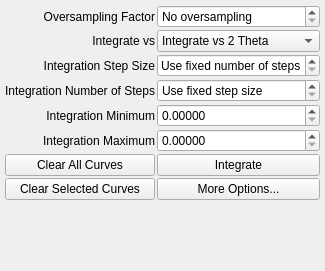
This is source/qxrdintegratordialog.ui in guyjennings/qxrd as Qt 5 draws it before an edit. The edited form follows.
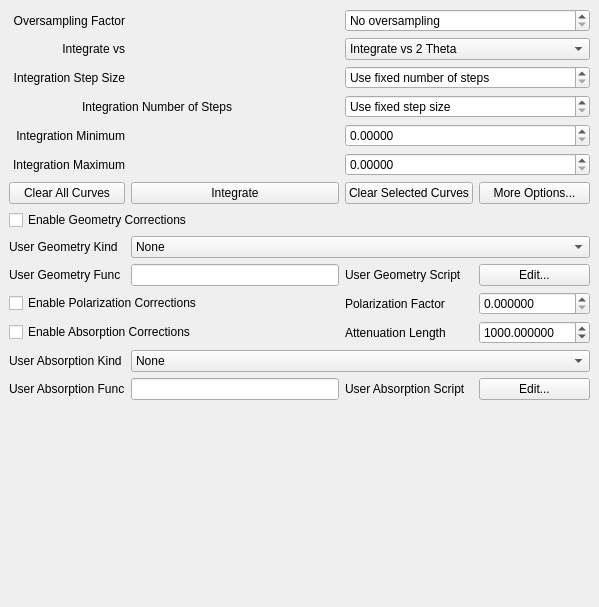
This is the edited form. Custom widgets are drawn as their Qt base class.

Commit message: Moved various parameters from QxrdCenterFinder into QxrdIntegrator

```diff
--- a/source/qxrdintegratordialog.ui
+++ b/source/qxrdintegratordialog.ui
@@ -6,8 +6,8 @@
    <rect>
     <x>0</x>
     <y>0</y>
-    <width>297</width>
-    <height>271</height>
+    <width>599</width>
+    <height>607</height>
    </rect>
   </property>
   <property name="windowTitle">
@@ -21,42 +21,7 @@
     </sizepolicy>
    </property>
    <layout class="QGridLayout" name="gridLayout">
-    <property name="leftMargin">
-     <number>5</number>
-    </property>
-    <property name="topMargin">
-     <number>5</number>
-    </property>
-    <property name="rightMargin">
-     <number>5</number>
-    </property>
-    <property name="bottomMargin">
-     <number>5</number>
-    </property>
-    <property name="spacing">
-     <number>2</number>
-    </property>
-    <item row="7" column="1">
-     <widget class="QPushButton" name="m_IntegrateButton">
-      <property name="text">
-       <string>Integrate</string>
-      </property>
-     </widget>
-    </item>
-    <item row="9" column="0" colspan="2">
-     <spacer name="verticalSpacer">
-      <property name="orientation">
-       <enum>Qt::Vertical</enum>
-      </property>
-      <property name="sizeHint" stdset="0">
-       <size>
-        <width>20</width>
-        <height>248</height>
-       </size>
-      </property>
-     </spacer>
-    </item>
-    <item row="1" column="0">
+    <item row="0" column="0">
      <widget class="QLabel" name="label">
       <property name="text">
        <string>Oversampling Factor</string>
@@ -66,7 +31,7 @@
       </property>
      </widget>
     </item>
-    <item row="1" column="1">
+    <item row="0" column="3" colspan="2">
      <widget class="QSpinBox" name="m_OversampleFactor">
       <property name="toolTip">
        <string>Specify oversampling factor for angular integration
@@ -83,39 +48,7 @@
       </property>
      </widget>
     </item>
-    <item row="7" column="0">
-     <widget class="QPushButton" name="m_ClearGraphButton">
-      <property name="toolTip">
-       <string>Clear all curves from integrated data graph</string>
-      </property>
-      <property name="text">
-       <string>Clear All Curves</string>
-      </property>
-     </widget>
-    </item>
-    <item row="3" column="1">
-     <widget class="QxrdCenterStepSpinner" name="m_IntegratorStepSize">
-      <property name="toolTip">
-       <string>step size for integration
-if ==  0, use fixed number of steps instead
-script property integrator.integrationStep</string>
-      </property>
-      <property name="specialValueText">
-       <string>Use fixed number of steps</string>
-      </property>
-     </widget>
-    </item>
-    <item row="3" column="0">
-     <widget class="QLabel" name="label_2">
-      <property name="text">
-       <string>Integration Step Size</string>
-      </property>
-      <property name="alignment">
-       <set>Qt::AlignRight|Qt::AlignTrailing|Qt::AlignVCenter</set>
-      </property>
-     </widget>
-    </item>
-    <item row="2" column="0">
+    <item row="1" column="0">
      <widget class="QLabel" name="label_3">
       <property name="text">
        <string>Integrate vs</string>
@@ -125,7 +58,7 @@
       </property>
      </widget>
     </item>
-    <item row="2" column="1">
+    <item row="1" column="3" colspan="2">
      <widget class="QComboBox" name="m_IntegratorXUnits">
       <property name="toolTip">
        <string>Choose X units for integration
@@ -148,7 +81,54 @@
       </item>
      </widget>
     </item>
-    <item row="5" column="0">
+    <item row="2" column="0">
+     <widget class="QLabel" name="label_2">
+      <property name="text">
+       <string>Integration Step Size</string>
+      </property>
+      <property name="alignment">
+       <set>Qt::AlignRight|Qt::AlignTrailing|Qt::AlignVCenter</set>
+      </property>
+     </widget>
+    </item>
+    <item row="2" column="3" colspan="2">
+     <widget class="QxrdCenterStepSpinner" name="m_IntegratorStepSize">
+      <property name="toolTip">
+       <string>step size for integration
+if ==  0, use fixed number of steps instead
+script property integrator.integrationStep</string>
+      </property>
+      <property name="specialValueText">
+       <string>Use fixed number of steps</string>
+      </property>
+     </widget>
+    </item>
+    <item row="3" column="0" colspan="2">
+     <widget class="QLabel" name="label_6">
+      <property name="text">
+       <string>Integration Number of Steps</string>
+      </property>
+      <property name="alignment">
+       <set>Qt::AlignRight|Qt::AlignTrailing|Qt::AlignVCenter</set>
+      </property>
+     </widget>
+    </item>
+    <item row="3" column="3" colspan="2">
+     <widget class="QSpinBox" name="m_IntegratorNSteps">
+      <property name="toolTip">
+       <string>Number of steps for integration
+if == 0, use step size instead
+script property integrator.integrationNSteps</string>
+      </property>
+      <property name="specialValueText">
+       <string>Use fixed step size</string>
+      </property>
+      <property name="maximum">
+       <number>999999</number>
+      </property>
+     </widget>
+    </item>
+    <item row="4" column="0">
      <widget class="QLabel" name="label_4">
       <property name="text">
        <string>Integration Minimum</string>
@@ -158,17 +138,7 @@
       </property>
      </widget>
     </item>
-    <item row="6" column="0">
-     <widget class="QLabel" name="label_5">
-      <property name="text">
-       <string>Integration Maximum</string>
-      </property>
-      <property name="alignment">
-       <set>Qt::AlignRight|Qt::AlignTrailing|Qt::AlignVCenter</set>
-      </property>
-     </widget>
-    </item>
-    <item row="5" column="1">
+    <item row="4" column="3" colspan="2">
      <widget class="QDoubleSpinBox" name="m_IntegratorMinimum">
       <property name="toolTip">
        <string>Start value for integration
@@ -182,7 +152,17 @@
       </property>
      </widget>
     </item>
-    <item row="6" column="1">
+    <item row="5" column="0">
+     <widget class="QLabel" name="label_5">
+      <property name="text">
+       <string>Integration Maximum</string>
+      </property>
+      <property name="alignment">
+       <set>Qt::AlignRight|Qt::AlignTrailing|Qt::AlignVCenter</set>
+      </property>
+     </widget>
+    </item>
+    <item row="5" column="3" colspan="2">
      <widget class="QDoubleSpinBox" name="m_IntegratorMaximum">
       <property name="toolTip">
        <string>Ending value for integration range
@@ -196,7 +176,247 @@
       </property>
      </widget>
     </item>
-    <item row="8" column="0">
+    <item row="7" column="0">
+     <widget class="QPushButton" name="m_ClearGraphButton">
+      <property name="toolTip">
+       <string>Clear all curves from integrated data graph</string>
+      </property>
+      <property name="text">
+       <string>Clear All Curves</string>
+      </property>
+     </widget>
+    </item>
+    <item row="7" column="4">
+     <widget class="QPushButton" name="m_IntegrateOptionsButton">
+      <property name="toolTip">
+       <string>More intergration options</string>
+      </property>
+      <property name="text">
+       <string>More Options...</string>
+      </property>
+     </widget>
+    </item>
+    <item row="8" column="0" colspan="2">
+     <widget class="QCheckBox" name="m_EnableGeometry">
+      <property name="toolTip">
+       <string>Enable geometry corrections during integration
+intensity *= pow(distance/m_DetectorDistance, 2)/cos(tth);</string>
+      </property>
+      <property name="text">
+       <string>Enable Geometry Corrections </string>
+      </property>
+     </widget>
+    </item>
+    <item row="9" column="0">
+     <widget class="QLabel" name="label_30">
+      <property name="text">
+       <string>User Geometry Kind</string>
+      </property>
+     </widget>
+    </item>
+    <item row="9" column="1" colspan="4">
+     <widget class="QComboBox" name="m_EnableUserGeometry">
+      <item>
+       <property name="text">
+        <string>None</string>
+       </property>
+      </item>
+      <item>
+       <property name="text">
+        <string>User Defined Geometry</string>
+       </property>
+      </item>
+     </widget>
+    </item>
+    <item row="10" column="0">
+     <widget class="QLabel" name="label_25">
+      <property name="text">
+       <string>User Geometry Func</string>
+      </property>
+     </widget>
+    </item>
+    <item row="10" column="3">
+     <widget class="QLabel" name="label_27">
+      <property name="text">
+       <string>User Geometry Script</string>
+      </property>
+     </widget>
+    </item>
+    <item row="10" column="4">
+     <widget class="QPushButton" name="m_UserGeometryEdit">
+      <property name="text">
+       <string>Edit...</string>
+      </property>
+     </widget>
+    </item>
+    <item row="11" column="0" colspan="2">
+     <widget class="QCheckBox" name="m_EnablePolarization">
+      <property name="toolTip">
+       <string>Enable polarization correction during integration:
+intensity /= (m_Polarization      *(1 - pow(sin(chi)*sin(tth/2),2)) +
+                   (1 - m_Polarization)*(1 - pow(cos(chi)*sin(tth/2),2)));</string>
+      </property>
+      <property name="text">
+       <string>Enable Polarization Corrections </string>
+      </property>
+     </widget>
+    </item>
+    <item row="11" column="3">
+     <widget class="QLabel" name="label_24">
+      <property name="text">
+       <string>Polarization Factor</string>
+      </property>
+     </widget>
+    </item>
+    <item row="11" column="4">
+     <widget class="QDoubleSpinBox" name="m_Polarization">
+      <property name="sizePolicy">
+       <sizepolicy hsizetype="Minimum" vsizetype="Fixed">
+        <horstretch>1</horstretch>
+        <verstretch>0</verstretch>
+       </sizepolicy>
+      </property>
+      <property name="toolTip">
+       <string>Polarization factor : [0..1]</string>
+      </property>
+      <property name="keyboardTracking">
+       <bool>false</bool>
+      </property>
+      <property name="prefix">
+       <string/>
+      </property>
+      <property name="decimals">
+       <number>6</number>
+      </property>
+      <property name="maximum">
+       <double>1.000000000000000</double>
+      </property>
+      <property name="singleStep">
+       <double>0.010000000000000</double>
+      </property>
+     </widget>
+    </item>
+    <item row="12" column="0" colspan="2">
+     <widget class="QCheckBox" name="m_EnableAbsorption">
+      <property name="toolTip">
+       <string>Enable absorption correction during integration
+intensity *= 
+  exp((distance-m_DetectorDistance)/m_AttenuationLength);</string>
+      </property>
+      <property name="text">
+       <string>Enable Absorption Corrections </string>
+      </property>
+     </widget>
+    </item>
+    <item row="12" column="3">
+     <widget class="QLabel" name="label_23">
+      <property name="text">
+       <string>Attenuation Length</string>
+      </property>
+     </widget>
+    </item>
+    <item row="12" column="4">
+     <widget class="QDoubleSpinBox" name="m_AttenuationLength">
+      <property name="sizePolicy">
+       <sizepolicy hsizetype="Minimum" vsizetype="Fixed">
+        <horstretch>1</horstretch>
+        <verstretch>0</verstretch>
+       </sizepolicy>
+      </property>
+      <property name="toolTip">
+       <string>Attenuation Length (mm)</string>
+      </property>
+      <property name="keyboardTracking">
+       <bool>false</bool>
+      </property>
+      <property name="decimals">
+       <number>6</number>
+      </property>
+      <property name="maximum">
+       <double>1000000.000000000000000</double>
+      </property>
+      <property name="singleStep">
+       <double>0.010000000000000</double>
+      </property>
+      <property name="value">
+       <double>1000.000000000000000</double>
+      </property>
+     </widget>
+    </item>
+    <item row="13" column="0">
+     <widget class="QLabel" name="label_29">
+      <property name="text">
+       <string>User Absorption Kind</string>
+      </property>
+     </widget>
+    </item>
+    <item row="13" column="1" colspan="4">
+     <widget class="QComboBox" name="m_EnableUserAbsorption">
+      <item>
+       <property name="text">
+        <string>None</string>
+       </property>
+      </item>
+      <item>
+       <property name="text">
+        <string>A function of pixel coordinates</string>
+       </property>
+      </item>
+      <item>
+       <property name="text">
+        <string>A function of x,y displacement from beam center</string>
+       </property>
+      </item>
+      <item>
+       <property name="text">
+        <string>A function of r,chi</string>
+       </property>
+      </item>
+      <item>
+       <property name="text">
+        <string>A function of q,chi</string>
+       </property>
+      </item>
+     </widget>
+    </item>
+    <item row="14" column="0">
+     <widget class="QLabel" name="label_26">
+      <property name="text">
+       <string>User Absorption Func</string>
+      </property>
+      <property name="wordWrap">
+       <bool>false</bool>
+      </property>
+     </widget>
+    </item>
+    <item row="14" column="3">
+     <widget class="QLabel" name="label_28">
+      <property name="text">
+       <string>User Absorption Script</string>
+      </property>
+     </widget>
+    </item>
+    <item row="14" column="4">
+     <widget class="QPushButton" name="m_UserAbsorptionEdit">
+      <property name="text">
+       <string>Edit...</string>
+      </property>
+     </widget>
+    </item>
+    <item row="15" column="3">
+     <spacer name="verticalSpacer">
+      <property name="orientation">
+       <enum>Qt::Vertical</enum>
+      </property>
+      <property name="sizeHint" stdset="0">
+       <size>
+        <width>20</width>
+        <height>248</height>
+       </size>
+      </property>
+     </spacer>
+    </item>
+    <item row="7" column="3">
      <widget class="QPushButton" name="m_ClearSelectedGraphButton">
       <property name="toolTip">
        <string>Clear selected curves from integrated data graph
@@ -207,38 +427,30 @@
       </property>
      </widget>
     </item>
-    <item row="4" column="0">
-     <widget class="QLabel" name="label_6">
+    <item row="7" column="1" colspan="2">
+     <widget class="QPushButton" name="m_IntegrateButton">
       <property name="text">
-       <string>Integration Number of Steps</string>
+       <string>Integrate</string>
       </property>
-      <property name="alignment">
-       <set>Qt::AlignRight|Qt::AlignTrailing|Qt::AlignVCenter</set>
-      </property>
      </widget>
     </item>
-    <item row="4" column="1">
-     <widget class="QSpinBox" name="m_IntegratorNSteps">
-      <property name="toolTip">
-       <string>Number of steps for integration
-if == 0, use step size instead
-script property integrator.integrationNSteps</string>
+    <item row="10" column="1" colspan="2">
+     <widget class="QLineEdit" name="m_UserGeometryFunction">
+      <property name="sizePolicy">
+       <sizepolicy hsizetype="Expanding" vsizetype="Fixed">
+        <horstretch>1</horstretch>
+        <verstretch>0</verstretch>
+       </sizepolicy>
       </property>
-      <property name="specialValueText">
-       <string>Use fixed step size</string>
-      </property>
-      <property name="maximum">
-       <number>999999</number>
-      </property>
      </widget>
     </item>
-    <item row="8" column="1">
-     <widget class="QPushButton" name="m_IntegrateOptionsButton">
-      <property name="toolTip">
-       <string>More intergration options</string>
-      </property>
-      <property name="text">
-       <string>More Options...</string>
+    <item row="14" column="1" colspan="2">
+     <widget class="QLineEdit" name="m_UserAbsorptionFunction">
+      <property name="sizePolicy">
+       <sizepolicy hsizetype="Expanding" vsizetype="Fixed">
+        <horstretch>1</horstretch>
+        <verstretch>0</verstretch>
+       </sizepolicy>
       </property>
      </widget>
     </item>
```
The commit also changes 10 other files.
